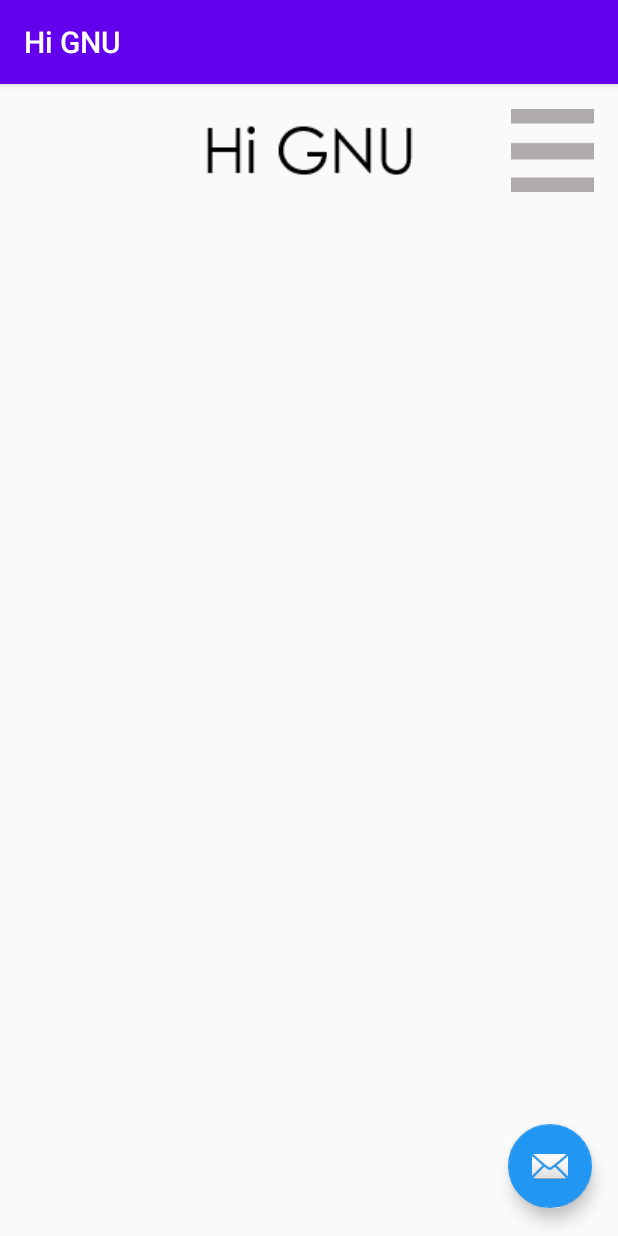
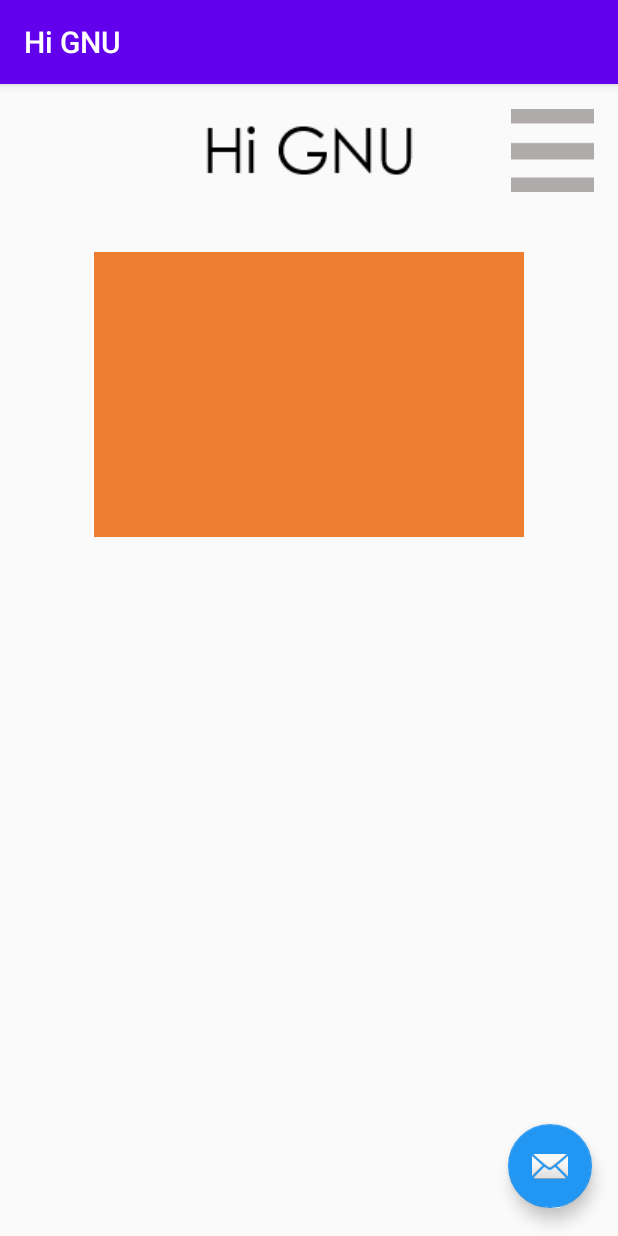
Before and after one commit to Oreo0xx7/hi_gnu, an Android app: the OnMain screen opened directly, with no data from a screen before it, on a phone screen of 412 x 824 dp. Run offline under Robolectric (Android 15) with nearby library versions, the phone set to English and light mode, and no system bars.

Commit message:
BannerImage

```diff
--- /dev/null
+++ b/app/src/main/java/com/example/hignu/AdapterBanner.java
@@ -0,0 +1,49 @@
+package com.example.hignu;
+
+import android.content.Context;
+import android.support.annotation.NonNull;
+import android.support.v4.view.PagerAdapter;
+import android.view.LayoutInflater;
+import android.view.View;
+import android.view.ViewGroup;
+import android.widget.ImageView;
+import android.widget.LinearLayout;
+import android.widget.TextView;
+
+public class AdapterBanner extends PagerAdapter {
+
+    private int[] images = {R.drawable.banner_1, R.drawable.banner_2, R.drawable.banner_3};
+    private LayoutInflater inflater;
+    private Context context;
+
+    public AdapterBanner(Context context){
+        this.context = context;
+    }
+
+    @Override
+    public int getCount() {
+        return images.length;
+    }
+
+    @Override
+    public boolean isViewFromObject(@NonNull View view, Object object){
+        return view == ((LinearLayout) object);
+    }
+
+    @Override
+    public Object instantiateItem(ViewGroup container, int position){
+        inflater = (LayoutInflater) context.getSystemService(Context.LAYOUT_INFLATER_SERVICE);
+        View v = inflater.inflate(R.layout.slider, container, false);
+        ImageView imageView = (ImageView) v.findViewById(R.id.banner_img);
+
+        imageView.setImageResource(images[position]);
+        container.addView(v);
+        return v;
+    }
+
+    @Override
+    public void destroyItem(ViewGroup container, int position, Object object){
+        container.invalidate();
+    }
+
+}
--- a/app/src/main/java/com/example/hignu/OnMain.java
+++ b/app/src/main/java/com/example/hignu/OnMain.java
@@ -4,11 +4,14 @@ import android.annotation.SuppressLint;
 import android.content.Intent;
 import android.support.annotation.NonNull;
 import android.support.design.widget.FloatingActionButton;
+import android.support.v4.view.PagerAdapter;
+import android.support.v4.view.ViewPager;
 import android.support.v4.widget.DrawerLayout;
 import android.support.v7.app.AppCompatActivity;
 import android.os.Bundle;
 import android.view.MotionEvent;
 import android.view.View;
+import android.widget.Adapter;
 import android.widget.Button;
 import android.widget.ImageButton;
 
@@ -36,11 +39,19 @@ public class OnMain extends AppCompatActivity {
 
     ImageButton btn_menu;
 
+    AdapterBanner adapterbanner;
+    ViewPager viewPager;
+
     @SuppressLint("WrongViewCast")
     @Override
     protected void onCreate(Bundle savedInstanceState) {
         super.onCreate(savedInstanceState);
         setContentView(R.layout.activity_on_main);
+
+        viewPager = (ViewPager) findViewById(R.id.banner);
+        adapterbanner = new AdapterBanner(this);
+        viewPager.setAdapter((PagerAdapter) adapterbanner);
+
 
         fab_chat = findViewById(R.id.fab_chat);
         fab_chat.setOnClickListener(new View.OnClickListener() {
--- a/app/src/main/res/layout/activity_on_main.xml
+++ b/app/src/main/res/layout/activity_on_main.xml
@@ -55,6 +55,18 @@
             app:layout_constraintTop_toTopOf="parent"
             app:layout_constraintVertical_bias="0.976"
             app:srcCompat="@android:drawable/ic_dialog_email" />
+
+        <android.support.v4.view.ViewPager
+            android:id="@+id/banner"
+            android:layout_width="412dp"
+            android:layout_height="241dp"
+            app:layout_constraintBottom_toBottomOf="parent"
+            app:layout_constraintEnd_toEndOf="parent"
+            app:layout_constraintHorizontal_bias="0.0"
+            app:layout_constraintStart_toStartOf="parent"
+            app:layout_constraintTop_toTopOf="parent"
+            app:layout_constraintVertical_bias="0.175" />
+
     </android.support.constraint.ConstraintLayout>
 
     <include layout = "@layout/activity_drawer_menu" />
--- /dev/null
+++ b/app/src/main/res/layout/slider.xml
@@ -0,0 +1,13 @@
+<?xml version="1.0" encoding="utf-8"?>
+<LinearLayout xmlns:android="http://schemas.android.com/apk/res/android"
+    android:layout_width="match_parent"
+    android:layout_height="match_parent"
+    android:orientation="vertical">
+
+    <ImageView
+        android:id="@+id/banner_img"
+        android:layout_width="match_parent"
+        android:layout_height="190dp"
+        android:layout_marginTop="20dp" />
+
+</LinearLayout>
```
Also changed, not shown: app/src/main/res/drawable/banner_1.png (added), app/src/main/res/drawable/banner_2.png (added), app/src/main/res/drawable/banner_3.png (added).
